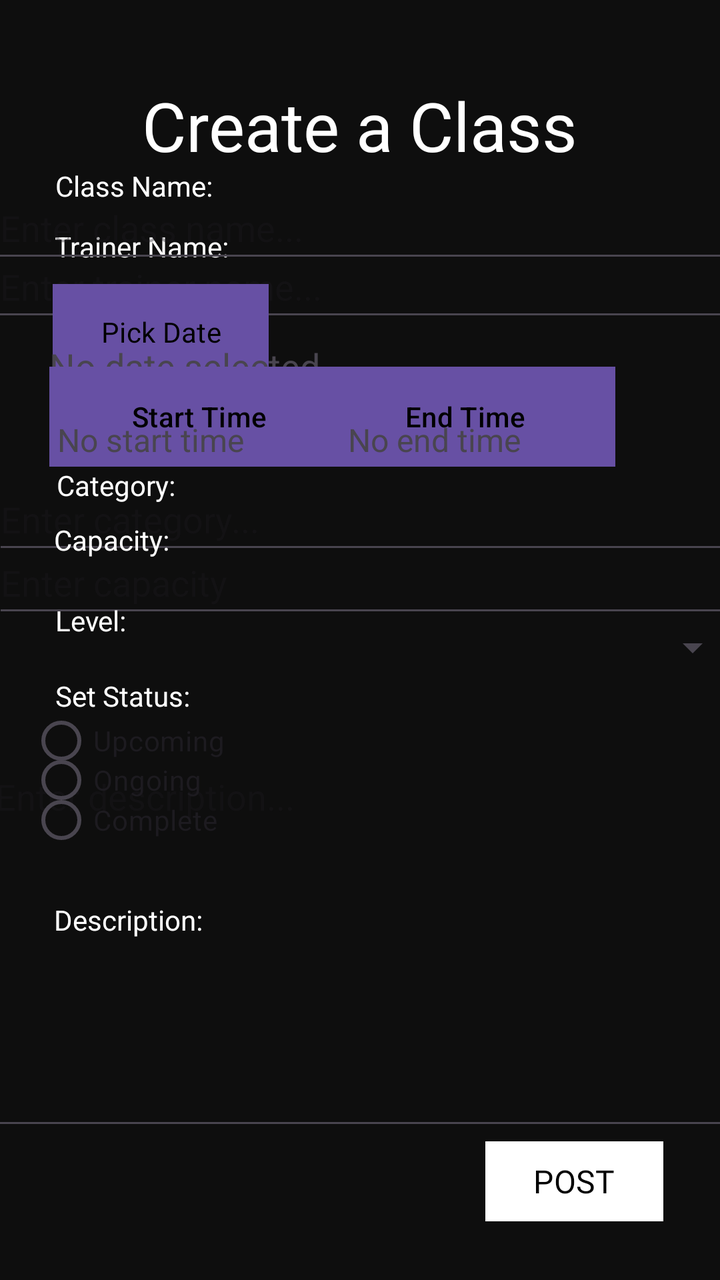
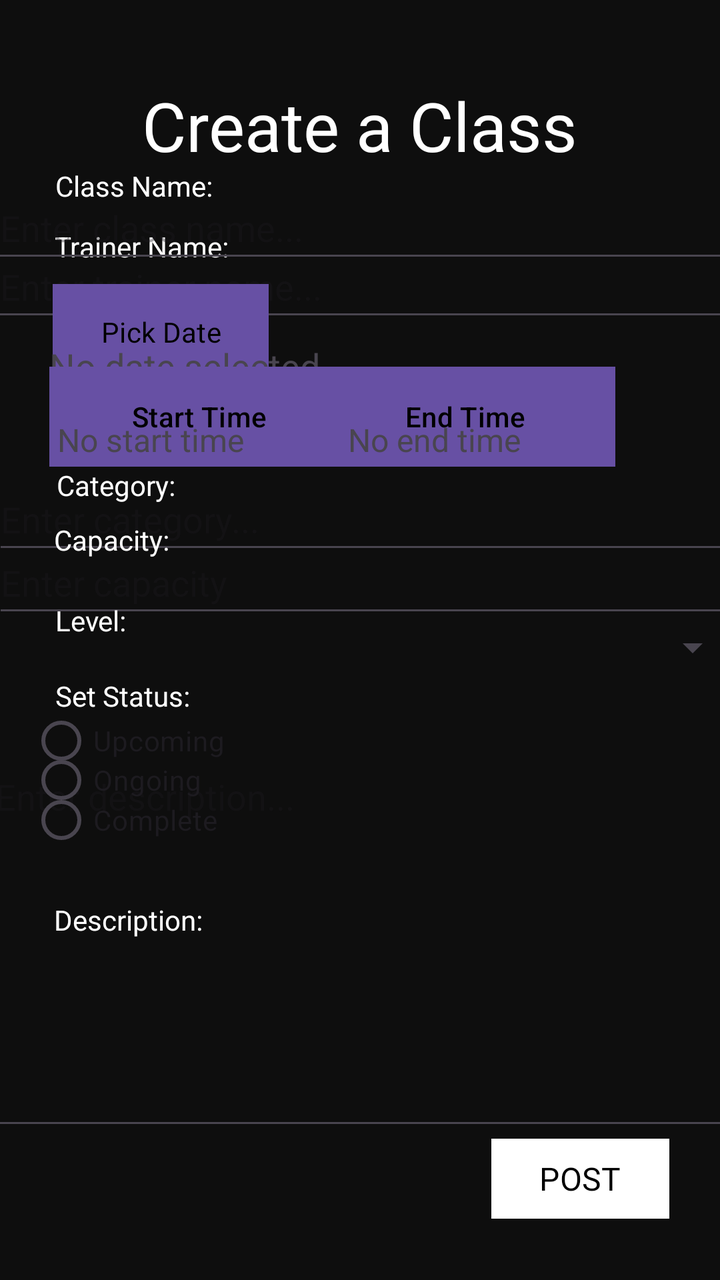

The first picture is an Android layout as it rendered before a commit; the second is the same layout after the commit. The layout source and the unified diff follow.
<!-- AndroidManifest.xml: application theme Theme.UnyieldingMight -->
<!-- res/layout/activity_createclass.xml -->
<?xml version="1.0" encoding="utf-8"?>
<LinearLayout xmlns:android="http://schemas.android.com/apk/res/android"
    xmlns:app="http://schemas.android.com/apk/res-auto"
    xmlns:tools="http://schemas.android.com/tools"
    android:layout_width="match_parent"
    android:layout_height="match_parent"
    android:background="#0E0E0E"
    android:textAlignment="center">

    <androidx.constraintlayout.widget.ConstraintLayout
        android:layout_width="match_parent"
        android:layout_height="match_parent"
        tools:layout_editor_absoluteX="0dp"
        tools:layout_editor_absoluteY="15dp">

        <TextView
            android:id="@+id/activity_createclass_tv_heading"
            android:layout_width="wrap_content"
            android:layout_height="wrap_content"
            android:fontFamily="@font/manrope_extrabold"
            android:text="Create a Class"
            android:textColor="#FFF"
            android:textSize="34sp"
            app:layout_constraintBottom_toBottomOf="parent"
            app:layout_constraintEnd_toEndOf="parent"
            app:layout_constraintStart_toStartOf="parent"
            app:layout_constraintTop_toTopOf="parent"
            app:layout_constraintVertical_bias="0.067" />


        <EditText
            android:id="@+id/activity_createclass_et_trainername"
            android:layout_width="374dp"
            android:layout_height="48dp"
            android:ems="10"
            android:hint="Enter trainer name..."
            android:inputType="text"
            android:maxLength="50"
            app:layout_constraintBottom_toBottomOf="parent"
            app:layout_constraintEnd_toEndOf="parent"
            app:layout_constraintHorizontal_bias="0.315"
            app:layout_constraintStart_toStartOf="parent"
            app:layout_constraintTop_toTopOf="parent"
            app:layout_constraintVertical_bias="0.199" />

        <TextView
            android:id="@+id/activity_createclass_tv_trainername"
            android:layout_width="wrap_content"
            android:layout_height="wrap_content"
            android:text="Trainer Name:"
            android:textColor="#fff"
            app:layout_constraintBottom_toBottomOf="parent"
            app:layout_constraintEnd_toEndOf="parent"
            app:layout_constraintHorizontal_bias="0.1"
            app:layout_constraintStart_toStartOf="parent"
            app:layout_constraintTop_toTopOf="parent"
            app:layout_constraintVertical_bias="0.183" />

        <EditText
            android:id="@+id/activity_createclass_et_category"
            android:layout_width="374dp"
            android:layout_height="48dp"
            android:ems="10"
            android:hint="Enter category..."
            android:inputType="text"
            android:maxLength="50"
            app:layout_constraintBottom_toBottomOf="parent"
            app:layout_constraintEnd_toEndOf="parent"
            app:layout_constraintHorizontal_bias="0.308"
            app:layout_constraintStart_toStartOf="parent"
            app:layout_constraintTop_toTopOf="parent"
            app:layout_constraintVertical_bias="0.395" />

        <TextView
            android:id="@+id/activity_createclass_tv_category"
            android:layout_width="wrap_content"
            android:layout_height="wrap_content"
            android:text="Category:"
            android:textColor="#fff"
            app:layout_constraintBottom_toBottomOf="parent"
            app:layout_constraintEnd_toEndOf="parent"
            app:layout_constraintHorizontal_bias="0.094"
            app:layout_constraintStart_toStartOf="parent"
            app:layout_constraintTop_toTopOf="parent"
            app:layout_constraintVertical_bias="0.375" />

        <EditText
            android:id="@+id/activity_createclass_et_classname"
            android:layout_width="374dp"
            android:layout_height="48dp"
            android:ems="10"
            android:hint="Enter class name..."
            android:inputType="text"
            android:maxLength="50"
            app:layout_constraintBottom_toBottomOf="parent"
            app:layout_constraintEnd_toEndOf="parent"
            app:layout_constraintHorizontal_bias="0.315"
            app:layout_constraintStart_toStartOf="parent"
            app:layout_constraintTop_toTopOf="parent"
            app:layout_constraintVertical_bias="0.149" />

        <TextView
            android:id="@+id/activity_createclass_tv_classname"
            android:layout_width="wrap_content"
            android:layout_height="wrap_content"
            android:text="Class Name:"
            android:textColor="#fff"
            app:layout_constraintBottom_toBottomOf="parent"
            app:layout_constraintEnd_toEndOf="parent"
            app:layout_constraintHorizontal_bias="0.098"
            app:layout_constraintStart_toStartOf="parent"
            app:layout_constraintTop_toTopOf="parent"
            app:layout_constraintVertical_bias="0.134" />

        <EditText
            android:id="@+id/activity_createclass_number_capacity"
            android:layout_width="374dp"
            android:layout_height="48dp"
            android:ems="10"
            android:hint="Enter capacity"
            android:inputType="number"
            app:layout_constraintBottom_toBottomOf="parent"
            app:layout_constraintEnd_toEndOf="parent"
            app:layout_constraintHorizontal_bias="0.3"
            app:layout_constraintStart_toStartOf="parent"
            app:layout_constraintTop_toTopOf="parent"
            app:layout_constraintVertical_bias="0.449" />

        <TextView
            android:id="@+id/activity_createclass_tv_capacity"
            android:layout_width="wrap_content"
            android:layout_height="wrap_content"
            android:text="Capacity:"
            android:textColor="#fff"
            app:layout_constraintBottom_toBottomOf="parent"
            app:layout_constraintEnd_toEndOf="parent"
            app:layout_constraintHorizontal_bias="0.089"
            app:layout_constraintStart_toStartOf="parent"
            app:layout_constraintTop_toTopOf="parent"
            app:layout_constraintVertical_bias="0.419" />

        <Spinner
            android:id="@+id/activity_createclass_spinner_level"
            android:layout_width="374dp"
            android:layout_height="48dp"
            app:layout_constraintBottom_toBottomOf="parent"
            app:layout_constraintEnd_toEndOf="parent"
            app:layout_constraintHorizontal_bias="0.3"
            app:layout_constraintStart_toStartOf="parent"
            app:layout_constraintTop_toTopOf="parent"
            app:layout_constraintVertical_bias="0.506" />

        <TextView
            android:id="@+id/activity_createclass_tv_level"
            android:layout_width="wrap_content"
            android:layout_height="wrap_content"
            android:text="Level:"
            android:textColor="#fff"
            app:layout_constraintBottom_toBottomOf="parent"
            app:layout_constraintEnd_toEndOf="parent"
            app:layout_constraintHorizontal_bias="0.085"
            app:layout_constraintStart_toStartOf="parent"
            app:layout_constraintTop_toTopOf="parent"
            app:layout_constraintVertical_bias="0.484" />

        <EditText
            android:id="@+id/activity_createclass_multiline_description"
            android:layout_width="374dp"
            android:layout_height="194dp"
            android:ems="10"
            android:gravity="start|top"
            android:hint="Enter description..."
            android:inputType="textMultiLine"
            android:maxLength="500"
            app:layout_constraintBottom_toBottomOf="parent"
            app:layout_constraintEnd_toEndOf="parent"
            app:layout_constraintHorizontal_bias="0.485"
            app:layout_constraintStart_toStartOf="parent"
            app:layout_constraintTop_toTopOf="parent"
            app:layout_constraintVertical_bias="0.843" />

        <TextView
            android:id="@+id/activity_createclass_tv_description"
            android:layout_width="wrap_content"
            android:layout_height="wrap_content"
            android:text="Description:"
            android:textColor="#fff"
            app:layout_constraintBottom_toBottomOf="parent"
            app:layout_constraintEnd_toEndOf="parent"
            app:layout_constraintHorizontal_bias="0.094"
            app:layout_constraintStart_toStartOf="parent"
            app:layout_constraintTop_toTopOf="parent"
            app:layout_constraintVertical_bias="0.725" />

        <RadioButton
            android:id="@+id/activity_createclass_radiobutton_upcoming"
            android:layout_width="wrap_content"
            android:layout_height="wrap_content"
            android:text="Upcoming"
            app:layout_constraintBottom_toBottomOf="parent"
            app:layout_constraintEnd_toEndOf="parent"
            app:layout_constraintHorizontal_bias="0.056"
            app:layout_constraintStart_toStartOf="parent"
            app:layout_constraintTop_toTopOf="parent"
            app:layout_constraintVertical_bias="0.585" />

        <TextView
            android:id="@+id/activity_createclass_tv_setstatus"
            android:layout_width="wrap_content"
            android:layout_height="wrap_content"
            android:text="Set Status:"
            android:textColor="#fff"
            app:layout_constraintBottom_toBottomOf="parent"
            app:layout_constraintEnd_toEndOf="parent"
            app:layout_constraintHorizontal_bias="0.095"
            app:layout_constraintStart_toStartOf="parent"
            app:layout_constraintTop_toTopOf="parent"
            app:layout_constraintVertical_bias="0.545" />

        <RadioButton
            android:id="@+id/activity_createclass_radiobutton_upcoming3"
            android:layout_width="wrap_content"
            android:layout_height="wrap_content"
            android:text="Complete"
            app:layout_constraintBottom_toBottomOf="parent"
            app:layout_constraintEnd_toEndOf="parent"
            app:layout_constraintHorizontal_bias="0.055"
            app:layout_constraintStart_toStartOf="parent"
            app:layout_constraintTop_toTopOf="parent"
            app:layout_constraintVertical_bias="0.652" />

        <RadioButton
            android:id="@+id/activity_createclass_radiobutton_upcoming2"
            android:layout_width="wrap_content"
            android:layout_height="wrap_content"
            android:text="Ongoing"
            app:layout_constraintBottom_toBottomOf="parent"
            app:layout_constraintEnd_toEndOf="parent"
            app:layout_constraintHorizontal_bias="0.054"
            app:layout_constraintStart_toStartOf="parent"
            app:layout_constraintTop_toTopOf="parent"
            app:layout_constraintVertical_bias="0.618" />

        <Button
            android:id="@+id/activity_createclass_btn_post"
            android:layout_width="wrap_content"
            android:layout_height="wrap_content"
            android:backgroundTint="#FFF"
            android:fontFamily="@font/manrope_bold"
            android:text="POST"
            android:textAlignment="center"
            android:textColor="#000"
            android:textSize="16sp"
            app:cornerRadius="0dp"
            app:layout_constraintBottom_toBottomOf="parent"
            app:layout_constraintEnd_toEndOf="parent"
            app:layout_constraintHorizontal_bias="0.896"
            app:layout_constraintStart_toStartOf="parent"
            app:layout_constraintTop_toTopOf="parent"
            app:layout_constraintVertical_bias="0.957" />

        <Button
            android:id="@+id/activity_createclass_btn_datepicker"
            android:layout_width="wrap_content"
            android:layout_height="wrap_content"
            android:background="#FFFFFF"
            android:backgroundTint="#FFFFFF"
            android:fontFamily="@font/manrope_bold"
            android:text="Pick Date"
            android:textColor="@color/black"
            android:textColorLink="#F7FFFFFF"
            app:layout_constraintBottom_toBottomOf="parent"
            app:layout_constraintEnd_toEndOf="parent"
            app:layout_constraintHorizontal_bias="0.105"
            app:layout_constraintStart_toStartOf="parent"
            app:layout_constraintTop_toTopOf="parent"
            app:layout_constraintVertical_bias="0.24" />

        <TextView
            android:id="@+id/activity_createclass_tv_selecteddate"
            android:layout_width="wrap_content"
            android:layout_height="wrap_content"
            android:text="No date selected"
            android:textSize="18sp"
            app:layout_constraintBottom_toBottomOf="parent"
            app:layout_constraintEnd_toEndOf="parent"
            app:layout_constraintHorizontal_bias="0.11"
            app:layout_constraintStart_toStartOf="parent"
            app:layout_constraintTop_toTopOf="parent"
            app:layout_constraintVertical_bias="0.277" />

        <Button
            android:id="@+id/activity_createclass_btn_starttime"
            android:layout_width="150dp"
            android:layout_height="50dp"
            android:background="#FFFFFF"
            android:backgroundTint="#FFFFFF"
            android:elevation="4dp"
            android:text="Start Time"
            android:textAllCaps="false"
            android:textColor="#000000"
            app:layout_constraintBottom_toBottomOf="parent"
            app:layout_constraintEnd_toEndOf="parent"
            app:layout_constraintHorizontal_bias="0.117"
            app:layout_constraintStart_toStartOf="parent"
            app:layout_constraintTop_toTopOf="parent"
            app:layout_constraintVertical_bias="0.311" />

        <TextView
            android:id="@+id/activity_createclass_tv_startTtime"
            android:layout_width="wrap_content"
            android:layout_height="wrap_content"
            android:text="No start time"
            android:textSize="16sp"
            app:layout_constraintBottom_toBottomOf="parent"
            app:layout_constraintEnd_toEndOf="parent"
            app:layout_constraintHorizontal_bias="0.108"
            app:layout_constraintStart_toStartOf="parent"
            app:layout_constraintTop_toTopOf="parent"
            app:layout_constraintVertical_bias="0.338" />

        <Button
            android:id="@+id/activity_createclass_btn_endtime"
            android:layout_width="150dp"
            android:layout_height="50dp"
            android:background="#FFFFFF"
            android:backgroundTint="#FFFFFF"
            android:elevation="4dp"
            android:text="End Time"
            android:textAllCaps="false"
            android:textColor="#000000"
            app:layout_constraintBottom_toBottomOf="parent"
            app:layout_constraintEnd_toEndOf="parent"
            app:layout_constraintHorizontal_bias="0.75"
            app:layout_constraintStart_toStartOf="parent"
            app:layout_constraintTop_toTopOf="parent"
            app:layout_constraintVertical_bias="0.311" />

        <TextView
            android:id="@+id/activity_createclass_tv_endtime"
            android:layout_width="wrap_content"
            android:layout_height="wrap_content"
            android:text="No end time"
            android:textSize="16sp"
            app:layout_constraintBottom_toBottomOf="parent"
            app:layout_constraintEnd_toEndOf="parent"
            app:layout_constraintHorizontal_bias="0.636"
            app:layout_constraintStart_toStartOf="parent"
            app:layout_constraintTop_toTopOf="parent"
            app:layout_constraintVertical_bias="0.338" />

    </androidx.constraintlayout.widget.ConstraintLayout>
</LinearLayout>
<!-- resources referenced by this layout -->
<resources>
  <color name="black">#FF000000</color>
  <style name="Theme.UnyieldingMight" parent="Base.Theme.UnyieldingMight" />
  <style name="Base.Theme.UnyieldingMight" parent="Theme.Material3.DayNight.NoActionBar">
          
          
      </style>
</resources>

<!-- the commit's change to res/layout/activity_createclass.xml (unified diff, before → after) -->
@@ -254,10 +254,10 @@
             app:cornerRadius="0dp"
             app:layout_constraintBottom_toBottomOf="parent"
             app:layout_constraintEnd_toEndOf="parent"
-            app:layout_constraintHorizontal_bias="0.896"
-            app:layout_constraintStart_toStartOf="parent"
-            app:layout_constraintTop_toTopOf="parent"
-            app:layout_constraintVertical_bias="0.957" />
+            app:layout_constraintHorizontal_bias="0.906"
+            app:layout_constraintStart_toStartOf="parent"
+            app:layout_constraintTop_toTopOf="parent"
+            app:layout_constraintVertical_bias="0.955" />
 
         <Button
             android:id="@+id/activity_createclass_btn_datepicker"
